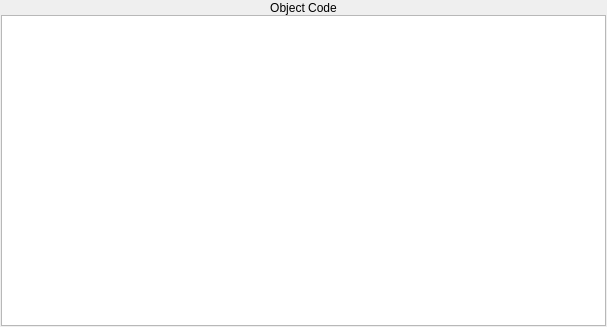
Qt form pep9asm/asmobjectcodepane.ui (StanWarford/pep9suite) before a commit.
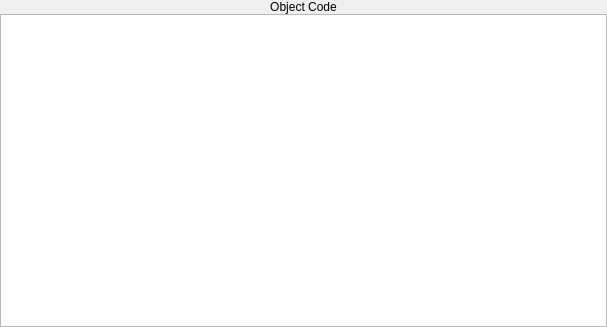
The same form after that commit.

The edit to the form file:
```diff
--- a/pep9asm/asmobjectcodepane.ui
+++ b/pep9asm/asmobjectcodepane.ui
@@ -15,16 +15,16 @@
   </property>
   <layout class="QVBoxLayout">
    <property name="leftMargin">
-    <number>1</number>
+    <number>0</number>
    </property>
    <property name="topMargin">
-    <number>1</number>
+    <number>0</number>
    </property>
    <property name="rightMargin">
-    <number>1</number>
+    <number>0</number>
    </property>
    <property name="bottomMargin">
-    <number>1</number>
+    <number>0</number>
    </property>
    <item>
     <layout class="QVBoxLayout">
```
